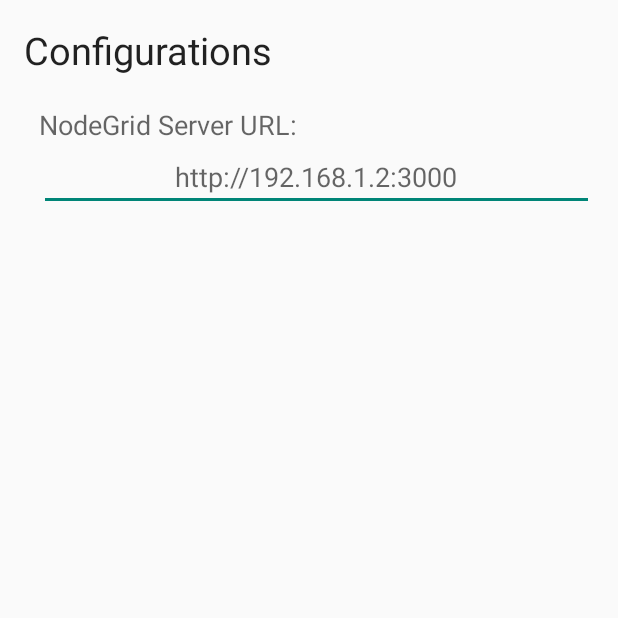
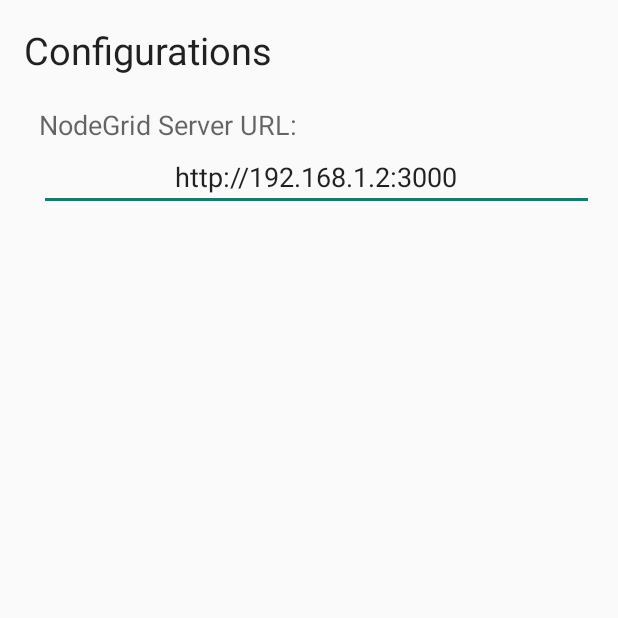
Before and after one commit to NodeGrid/nodegrid-android-sdk, an Android app: the screen it shows after launch (SettingsActivity), in the options menu, after a tap on "Settings", on a phone screen of 412 x 824 dp, the top half of it. Run offline under Robolectric (Android 15) with nearby library versions, the phone set to English and light mode, and no system bars.

```diff
--- a/app/src/main/java/com/nodegrid/android/app/AppCommonUtils.java
+++ b/app/src/main/java/com/nodegrid/android/app/AppCommonUtils.java
@@ -2,6 +2,8 @@ package com.nodegrid.android.app;
 
 import android.app.Dialog;
 import android.content.Context;
+import android.content.SharedPreferences;
+import android.util.Log;
 import android.view.View;
 import android.widget.Button;
 import android.widget.TextView;
@@ -16,6 +18,8 @@ import java.util.Map;
  * @author Kavimal Wijewardana <kavi707@gmail.com>
  */
 public class AppCommonUtils {
+
+    public static final String NODEGRID_PREFS_NAME = "NodeGridPrefFile";
 
     /**
      * Create NodeGrid response object viewing popup.
@@ -50,4 +54,31 @@ public class AppCommonUtils {
 
         return responseViewDialog;
     }
+
+    /**
+     * Store given value under the given key in shared preferences
+     * @param context Activity context
+     * @param key Key you need to share your value in shared preferences
+     * @param value Value you need to store in share preferences
+     */
+    public void setSharedPref(Context context, String key, String value) {
+        SharedPreferences.Editor sharePrefEditor =
+                context.getSharedPreferences(NODEGRID_PREFS_NAME, context.MODE_PRIVATE).edit();
+        sharePrefEditor.putString(key, value);
+        sharePrefEditor.apply();
+    }
+
+    /**
+     * Retrieve stored value ahead to given key
+     * @param context Activity context
+     * @param key Key of the value you store in shared preferences
+     * @return String - Stored value in shared preferences under the given key
+     */
+    public String getSharePref(Context context, String key) {
+        String sharedPrefValue = "";
+        SharedPreferences preferences = context.getSharedPreferences(NODEGRID_PREFS_NAME, context.MODE_PRIVATE);
+        sharedPrefValue = preferences.getString(key, "http://192.168.1.2:3000");
+
+        return sharedPrefValue;
+    }
 }
--- a/app/src/main/java/com/nodegrid/android/app/activities/SettingsActivity.java
+++ b/app/src/main/java/com/nodegrid/android/app/activities/SettingsActivity.java
@@ -1,11 +1,17 @@
 package com.nodegrid.android.app.activities;
 
 import android.app.Activity;
+import android.content.Context;
 import android.os.Bundle;
+import android.util.Log;
 import android.view.View;
 import android.widget.Button;
+import android.widget.EditText;
+import android.widget.Toast;
 
+import com.nodegrid.android.app.AppCommonUtils;
 import com.nodegrid.android.app.R;
+import com.nodegrid.android.sdk.CommonUtils;
 
 /**
  * Created by kwijewardana on 5/15/15.
@@ -14,8 +20,12 @@ import com.nodegrid.android.app.R;
  */
 public class SettingsActivity extends Activity {
 
+    private EditText nodeGridUrlEditText;
     private Button cancelBtn;
     private Button saveBtn;
+
+    private Context context = this;
+    private AppCommonUtils appCommonUtils = new AppCommonUtils();
 
     @Override
     protected void onCreate(Bundle savedInstanceState) {
@@ -28,6 +38,15 @@ public class SettingsActivity extends Activity {
     private void setUpViews() {
         cancelBtn = (Button) findViewById(R.id.configCancelBtn);
         saveBtn = (Button) findViewById(R.id.configSaveBtn);
+        nodeGridUrlEditText = (EditText) findViewById(R.id.nodegridUrlEditText);
+
+        CommonUtils.NODEGRID_SERVER_URL = appCommonUtils.getSharePref(context, "nodegrid_server_url");
+
+        if (CommonUtils.NODEGRID_SERVER_URL == null || CommonUtils.NODEGRID_SERVER_URL.equals("")) {
+            nodeGridUrlEditText.setHint("http://192.168.1.2:3000");
+        } else {
+            nodeGridUrlEditText.setText(CommonUtils.NODEGRID_SERVER_URL);
+        }
 
         cancelBtn.setOnClickListener(new View.OnClickListener() {
             @Override
@@ -39,7 +58,9 @@ public class SettingsActivity extends Activity {
         saveBtn.setOnClickListener(new View.OnClickListener() {
             @Override
             public void onClick(View v) {
-
+                CommonUtils.NODEGRID_SERVER_URL = nodeGridUrlEditText.getText().toString();
+                appCommonUtils.setSharedPref(context, "nodegrid_server_url", CommonUtils.NODEGRID_SERVER_URL);
+                Toast.makeText(context, "NodeGrid URL saved", Toast.LENGTH_LONG).show();
             }
         });
     }
--- a/app/src/main/res/layout/activity_settings.xml
+++ b/app/src/main/res/layout/activity_settings.xml
@@ -38,7 +38,6 @@
         android:layout_width="wrap_content"
         android:layout_height="wrap_content"
         android:id="@+id/nodegridUrlEditText"
-        android:hint="http://192.168.1.2:3000"
         android:gravity="center"
         android:layout_below="@+id/nodegridUrlTextView"
         android:layout_alignLeft="@+id/nodegridUrlTextView"
--- a/nodegridsdk/src/main/java/com/nodegrid/android/sdk/CommonUtils.java
+++ b/nodegridsdk/src/main/java/com/nodegrid/android/sdk/CommonUtils.java
@@ -11,5 +11,5 @@ public class CommonUtils {
     public static final String HTTP_PUT = "PUT";
     public static final String HTTP_DELETE = "DELETE";
 
-    public static String NODEGRID_SERVER_URL = "http://192.168.2.4:3000";
+    public static String NODEGRID_SERVER_URL = "http://192.168.1.2:3000";
 }
```
Also changed, not shown: 1 other file.
